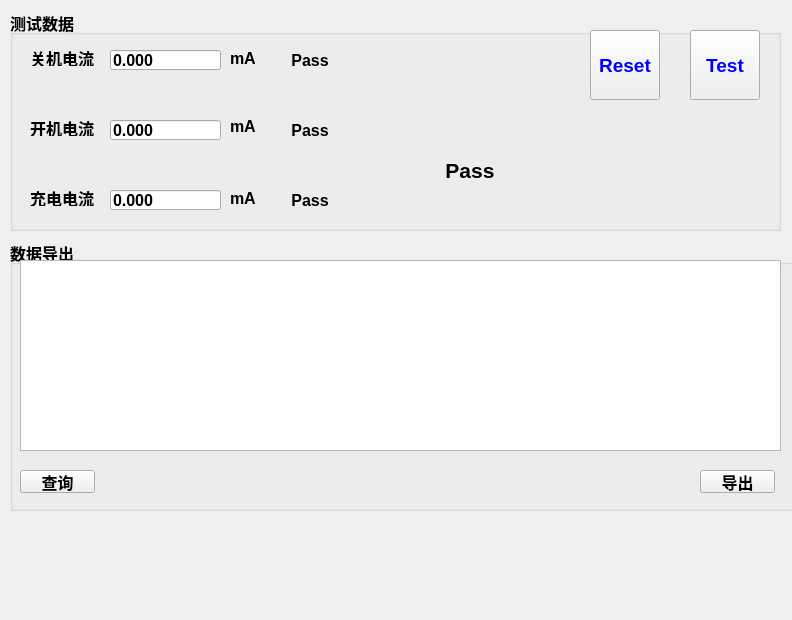
Above: project/Harman_T500/testform.ui from happyrabbit456/Qt5_dev before the change. Below: the same form after it.
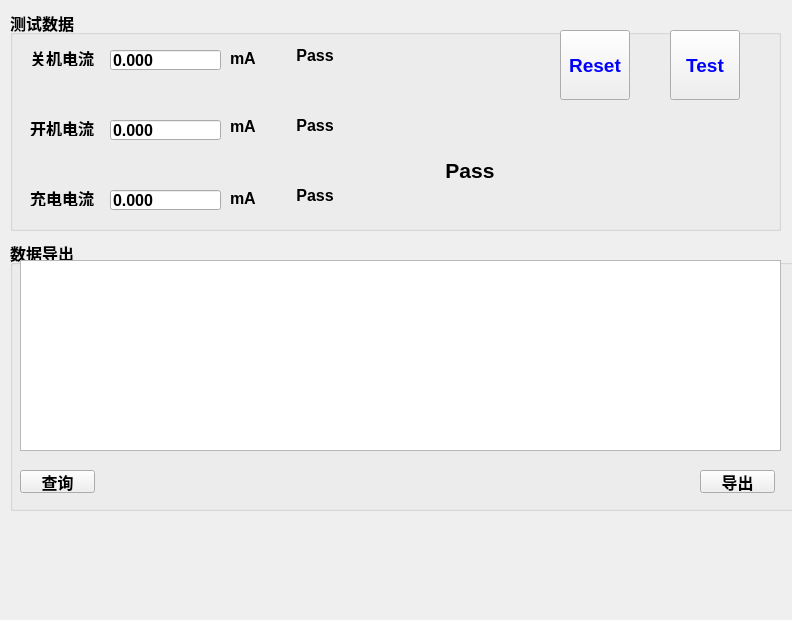
That is the form after the change.

Diff of the .ui file:
```diff
--- a/project/Harman_T500/testform.ui
+++ b/project/Harman_T500/testform.ui
@@ -218,9 +218,9 @@
     <property name="geometry">
      <rect>
       <x>280</x>
-      <y>30</y>
-      <width>40</width>
-      <height>40</height>
+      <y>20</y>
+      <width>50</width>
+      <height>50</height>
      </rect>
     </property>
     <property name="font">
@@ -241,9 +241,9 @@
     <property name="geometry">
      <rect>
       <x>280</x>
-      <y>100</y>
-      <width>40</width>
-      <height>40</height>
+      <y>90</y>
+      <width>50</width>
+      <height>50</height>
      </rect>
     </property>
     <property name="font">
@@ -264,9 +264,9 @@
     <property name="geometry">
      <rect>
       <x>280</x>
-      <y>170</y>
-      <width>40</width>
-      <height>40</height>
+      <y>160</y>
+      <width>50</width>
+      <height>50</height>
      </rect>
     </property>
     <property name="font">
@@ -309,7 +309,7 @@
    <widget class="QPushButton" name="btnTest">
     <property name="geometry">
      <rect>
-      <x>680</x>
+      <x>660</x>
       <y>20</y>
       <width>70</width>
       <height>70</height>
@@ -332,7 +332,7 @@
    <widget class="QPushButton" name="btnReset">
     <property name="geometry">
      <rect>
-      <x>580</x>
+      <x>550</x>
       <y>20</y>
       <width>70</width>
       <height>70</height>
```
